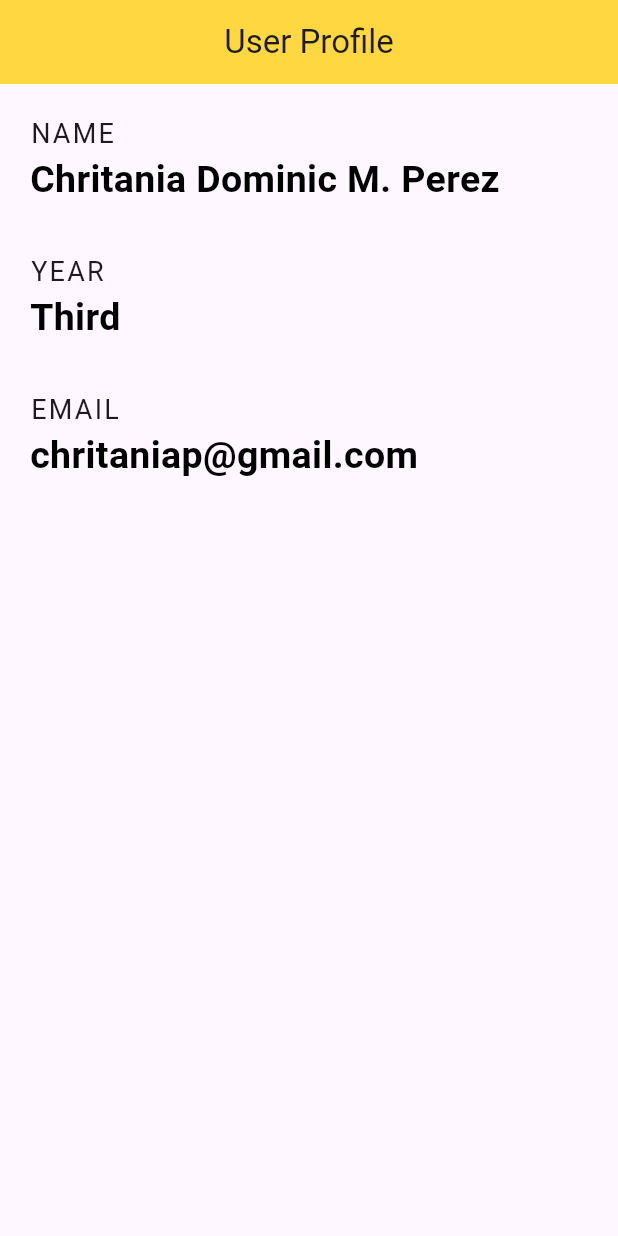
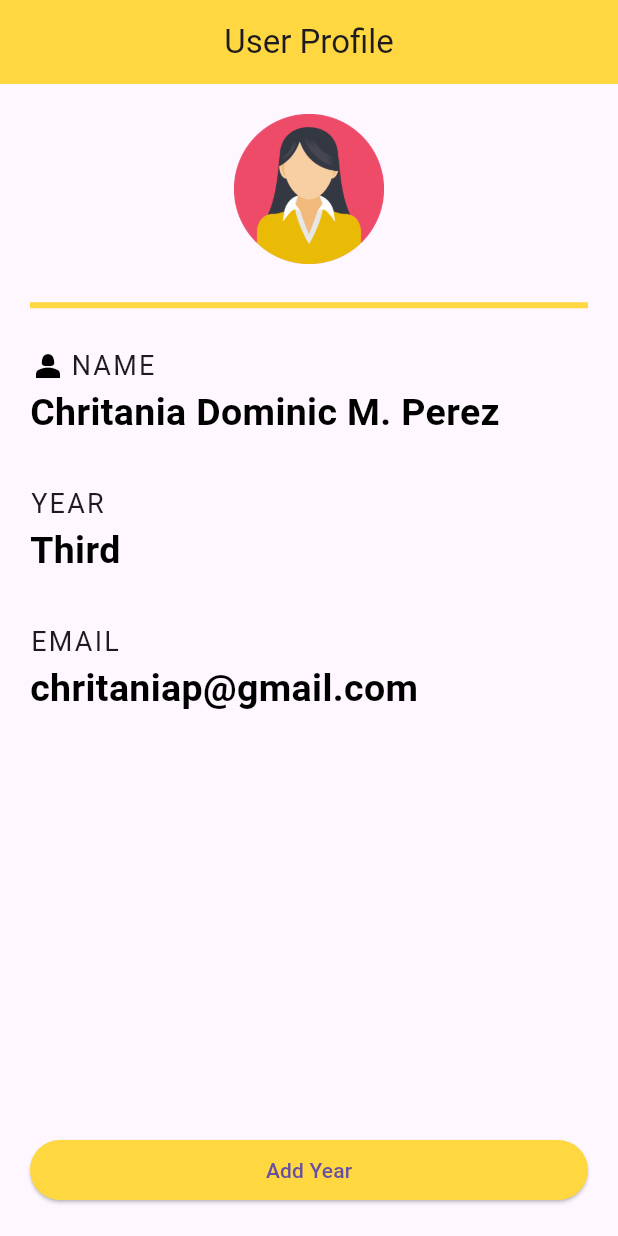
Before and after one commit to chritania/Front_APPchara, a Flutter app: the screen it shows after launch, on a phone screen of 412 x 824 dp. Run offline on Flutter 3.47's test engine with Material 3 defaults, Android fonts, the phone set to English and light mode, and no system bars.

Commit message:
Adding of profile, icons and elevated button

```diff
--- /dev/null
+++ b/lib/home.dart
@@ -0,0 +1,107 @@
+import 'package:flutter/material.dart';
+
+class Home extends StatelessWidget {
+  const Home({super.key});
+
+  @override
+  Widget build(BuildContext context) {
+    return Scaffold(
+      appBar:AppBar(
+        title: Text('User Profile'),
+        backgroundColor: Colors.amberAccent,
+        centerTitle: true,
+      ),
+      body: Padding(
+        padding: EdgeInsets.all(20.0),
+        child: Column(
+          mainAxisAlignment: MainAxisAlignment.spaceBetween,
+          children:<Widget>[
+            Column(
+              crossAxisAlignment: CrossAxisAlignment.start,
+              children: <Widget>[
+                Center(
+                  child: CircleAvatar(
+                    child:Image.asset('assets/woman.png'),
+                    radius: 50.0,
+                  ),
+                ),
+                Divider(height: 55.0,
+                  color: Colors.amberAccent,
+                  thickness: 4.0,
+                ),
+                Row(
+                  children: [
+                    Icon(
+                        Icons.person_2,
+                        color:Colors.black,
+                    ),
+                    SizedBox(width:3.0),
+                    Text(
+                      'NAME',
+                      style: TextStyle(
+                        fontSize: 18.0,
+                        letterSpacing: 1.5,
+                      ),
+                    ),
+                  ],
+                ),
+                Text(
+                  'Chritania Dominic M. Perez',
+                  style: TextStyle(
+                    fontSize: 25.0,
+                    fontWeight: FontWeight.bold,
+                    color: Colors.black,
+                  ),
+                ),
+                SizedBox(height:30.0),
+                Text(
+                  'YEAR',
+                  style: TextStyle(
+                    fontSize: 18.0,
+                    letterSpacing: 1.5,
+                  ),
+                ),
+                Text(
+                  'Third',
+                  style: TextStyle(
+                    fontSize: 25.0,
+                    fontWeight: FontWeight.bold,
+                    color: Colors.black,
+                  ),
+                ),
+                SizedBox(height:30.0),
+                Text(
+                  'EMAIL',
+                  style: TextStyle(
+                    fontSize: 18.0,
+                    letterSpacing: 1.5,
+                  ),
+                ),
+                Text(
+                  'chritaniap@gmail.com',
+                  style: TextStyle(
+                    fontSize: 25.0,
+                    fontWeight: FontWeight.bold,
+                    color: Colors.black,
+                  ),
+                ),
+              ],
+            ),
+            Column(
+              crossAxisAlignment: CrossAxisAlignment.stretch,
+              children: [
+                ElevatedButton(
+                    onPressed: (){},
+                    child: Text('Add Year'),
+                    style: ButtonStyle(
+                      backgroundColor: WidgetStateProperty.all(Colors.amberAccent),
+                    ),
+                ),
+              ],
+            )
+          ],
+        ),
+      ),
+    );
+  }
+}
--- a/lib/main.dart
+++ b/lib/main.dart
@@ -1,66 +1,6 @@
 import 'package:flutter/material.dart';
+import 'package:untitled1/home.dart';
 
 void main() => runApp(MaterialApp(
-  home:Scaffold(
-    appBar:AppBar(
-      title: Text('User Profile'),
-      backgroundColor: Colors.amberAccent,
-      centerTitle: true,
-    ),
-    body: Padding(
-      padding: EdgeInsets.all(20.0),
-      child: Column(
-        crossAxisAlignment: CrossAxisAlignment.start,
-        children: <Widget>[
-          Text(
-            'NAME',
-            style: TextStyle(
-              fontSize: 18.0,
-              letterSpacing: 1.5,
-            ),
-          ),
-          Text(
-            'Chritania Dominic M. Perez',
-            style: TextStyle(
-              fontSize: 25.0,
-              fontWeight: FontWeight.bold,
-              color: Colors.black,
-            ),
-          ),
-          SizedBox(height:30.0),
-          Text(
-            'YEAR',
-            style: TextStyle(
-              fontSize: 18.0,
-              letterSpacing: 1.5,
-            ),
-          ),
-          Text(
-            'Third',
-            style: TextStyle(
-              fontSize: 25.0,
-              fontWeight: FontWeight.bold,
-              color: Colors.black,
-            ),
-          ),
-          SizedBox(height:30.0),
-          Text(
-            'EMAIL',
-            style: TextStyle(
-              fontSize: 18.0,
-              letterSpacing: 1.5,
-            ),
-          ),
-          Text(
-            'chritaniap@gmail.com',
-            style: TextStyle(
-              fontSize: 25.0,
-              fontWeight: FontWeight.bold,
-              color: Colors.black,
-            ),
-          ),
-        ],
-      ),
-    ),
-  ),
+  home: Home(),
 ));
--- a/pubspec.yaml
+++ b/pubspec.yaml
@@ -59,8 +59,8 @@ flutter:
   uses-material-design: true
 
   # To add assets to your application, add an assets section, like this:
-  # assets:
-  #   - images/a_dot_burr.jpeg
+  assets:
+    - assets/
   #   - images/a_dot_ham.jpeg
 
   # An image asset can refer to one or more resolution-specific "variants", see
```
Also changed, not shown: assets/woman.png (added).
